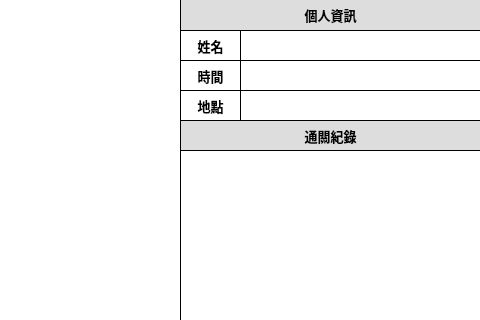
Old version of the form assets/window_ui.ui in the repository tom1484/EarDoor; both pictures show x 770 to 1250 and y 0 to 320 of the 1250 by 950 pixel window.
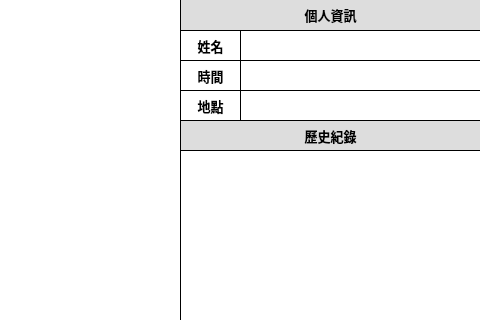
New version of the form.

What changed in the file:
```diff
--- a/assets/window_ui.ui
+++ b/assets/window_ui.ui
@@ -321,7 +321,7 @@
 border: 1px solid black;</string>
     </property>
     <property name="text">
-     <string>通關紀錄</string>
+     <string>歷史紀錄</string>
     </property>
     <property name="alignment">
      <set>Qt::AlignCenter</set>
```
Left out of the diff: 39 changed lines with no effect on the pictures.
